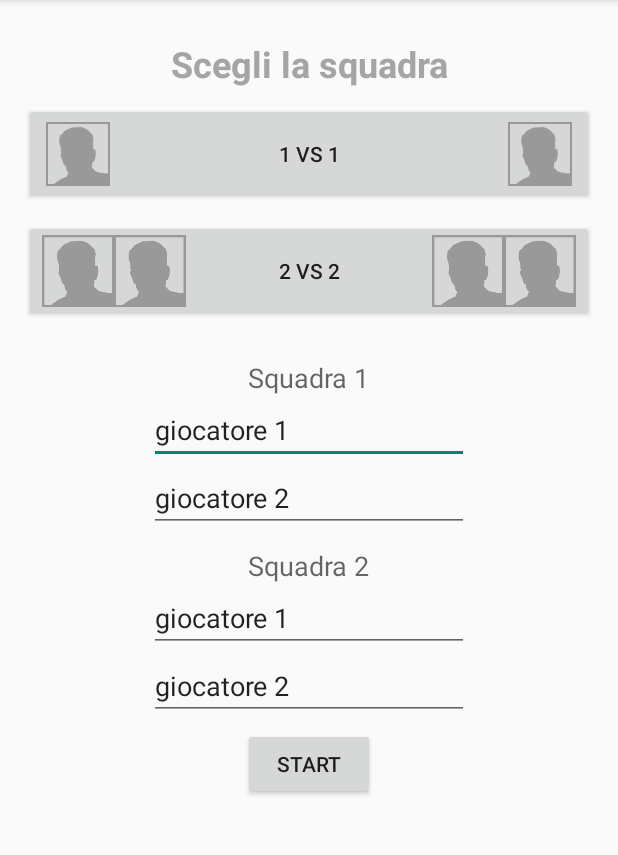
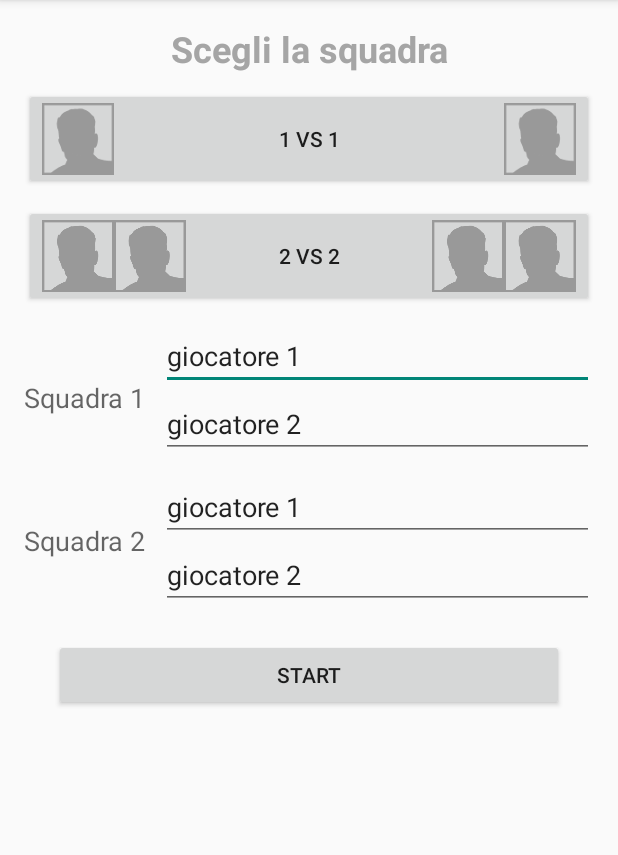
Before and after one commit to powettino/BurracoScore, an Android app: the screen it shows after launch (TeamLogin), on a phone screen of 412 x 824 dp, the part 84-939 px from its top. Run offline under Robolectric (Android 15) with nearby library versions, the phone set to English and light mode, and no system bars.

Commit message:
creata la schermata di login adatta anceh a schemri piccoli

```diff
--- a/app/src/main/AndroidManifest.xml
+++ b/app/src/main/AndroidManifest.xml
@@ -1,15 +1,16 @@
 <?xml version="1.0" encoding="utf-8"?>
 <manifest xmlns:android="http://schemas.android.com/apk/res/android"
-    package="yeapp.com.burracoscore" >
+    package="yeapp.com.burracoscore">
 
     <application
         android:allowBackup="true"
         android:icon="@drawable/icona_punti"
         android:label="@string/app_name"
-        android:theme="@style/AppTheme" >
+        android:theme="@style/AppTheme">
         <activity
             android:name=".TeamLogin"
-            android:label="@string/app_name" >
+            android:label="@string/app_name"
+            android:windowSoftInputMode="stateVisible|adjustResize">
             <intent-filter>
                 <action android:name="android.intent.action.MAIN" />
 
@@ -18,8 +19,7 @@
         </activity>
         <activity
             android:name=".ReviewActivity"
-            android:label="@string/title_activity_review" >
-        </activity>
+            android:label="@string/title_activity_review"></activity>
     </application>
 
 </manifest>
--- a/app/src/main/res/layout/activity_team_login.xml
+++ b/app/src/main/res/layout/activity_team_login.xml
@@ -18,8 +18,7 @@
         android:gravity="center"
         android:textColor="#ffa5a5a5"
         android:textSize="@dimen/abc_text_size_headline_material"
-        android:textStyle="bold"
-        android:layout_marginTop="10sp" />
+        android:textStyle="bold" />
 
     <LinearLayout
         android:layout_width="fill_parent"
@@ -49,18 +48,13 @@
             android:drawableRight="@drawable/d_avatar"
             android:layout_marginTop="10sp" />
 
-        <ScrollView
-            android:layout_width="fill_parent"
-            android:layout_height="fill_parent"
-            android:id="@+id/scrollView"
-            android:layout_gravity="center">
-
-            <LinearLayout
+        <GridLayout
             android:layout_width="match_parent"
             android:layout_height="wrap_content"
-                android:layout_gravity="center"
             android:layout_marginTop="10sp"
-                android:orientation="vertical">
+            android:columnCount="2"
+            android:rowCount="4"
+            android:orientation="horizontal">
 
             <TextView
                 android:layout_width="wrap_content"
@@ -68,8 +62,11 @@
                 android:textAppearance="?android:attr/textAppearanceMedium"
                 android:text="@string/labelSquadra1"
                 android:id="@+id/textView"
-                    android:layout_gravity="center"
-                    android:layout_marginTop="10sp" />
+                android:layout_marginTop="10sp"
+                android:layout_column="0"
+                android:layout_row="0"
+                android:layout_rowSpan="2"
+                android:layout_gravity="center_vertical" />
 
             <EditText
                 android:layout_width="wrap_content"
@@ -78,8 +75,11 @@
                 android:text="@string/nomeGiocatore11"
                 android:ems="10"
                 android:id="@+id/editText"
-                    android:layout_gravity="center"
-                    android:autoText="false" />
+                android:layout_gravity="fill"
+                android:autoText="false"
+                android:layout_column="1"
+                android:layout_row="0"
+                android:layout_marginLeft="10dp" />
 
             <EditText
                 android:layout_width="wrap_content"
@@ -88,7 +88,10 @@
                 android:text="@string/nomeGiocatore12"
                 android:ems="10"
                 android:id="@+id/editText2"
-                    android:layout_gravity="center" />
+                android:layout_column="1"
+                android:layout_row="1"
+                android:layout_marginLeft="10sp"
+                android:layout_gravity="fill" />
 
             <TextView
                 android:layout_width="wrap_content"
@@ -97,7 +100,10 @@
                 android:text="@string/labelSquadra2"
                 android:id="@+id/textView2"
                 android:layout_marginTop="10sp"
-                    android:layout_gravity="center" />
+                android:layout_column="0"
+                android:layout_row="2"
+                android:layout_rowSpan="2"
+                android:layout_gravity="center_vertical" />
 
             <EditText
                 android:layout_width="wrap_content"
@@ -106,7 +112,11 @@
                 android:text="@string/nomeGiocatore21"
                 android:ems="10"
                 android:id="@+id/editText3"
-                    android:layout_gravity="center" />
+                android:layout_column="1"
+                android:layout_row="2"
+                android:layout_marginLeft="10sp"
+                android:layout_gravity="fill"
+                android:layout_marginTop="10sp" />
 
             <EditText
                 android:layout_width="wrap_content"
@@ -115,17 +125,22 @@
                 android:text="@string/nomegiocatore22"
                 android:ems="10"
                 android:id="@+id/editText4"
-                    android:layout_gravity="center" />
-            </LinearLayout>
-        </ScrollView>
+                android:layout_column="1"
+                android:layout_row="3"
+                android:layout_gravity="fill"
+                android:layout_marginLeft="10sp" />
+        </GridLayout>
 
         <Button
-            android:layout_width="wrap_content"
+            android:layout_width="match_parent"
             android:layout_height="wrap_content"
             android:text="@string/startButton"
             android:id="@+id/button"
-            android:layout_marginTop="10dp"
-            android:layout_gravity="center" />
+            android:layout_marginRight="20sp"
+            android:layout_marginLeft="20sp"
+            android:gravity="center"
+            android:layout_gravity="center"
+            android:layout_marginTop="20sp" />
 
     </LinearLayout>
 
```
Also changed, not shown: app/src/main/hhh-web.png (added), app/src/main/jjj-web.png (added), app/src/main/res/drawable-hdpi/avatar.png, app/src/main/res/drawable-mdpi/avatar.png, app/src/main/res/drawable-xhdpi/avatar.png, app/src/main/res/drawable-xxhdpi/avatar.png, 2 other files. Lines whose indentation alone changed are shown as unchanged.
